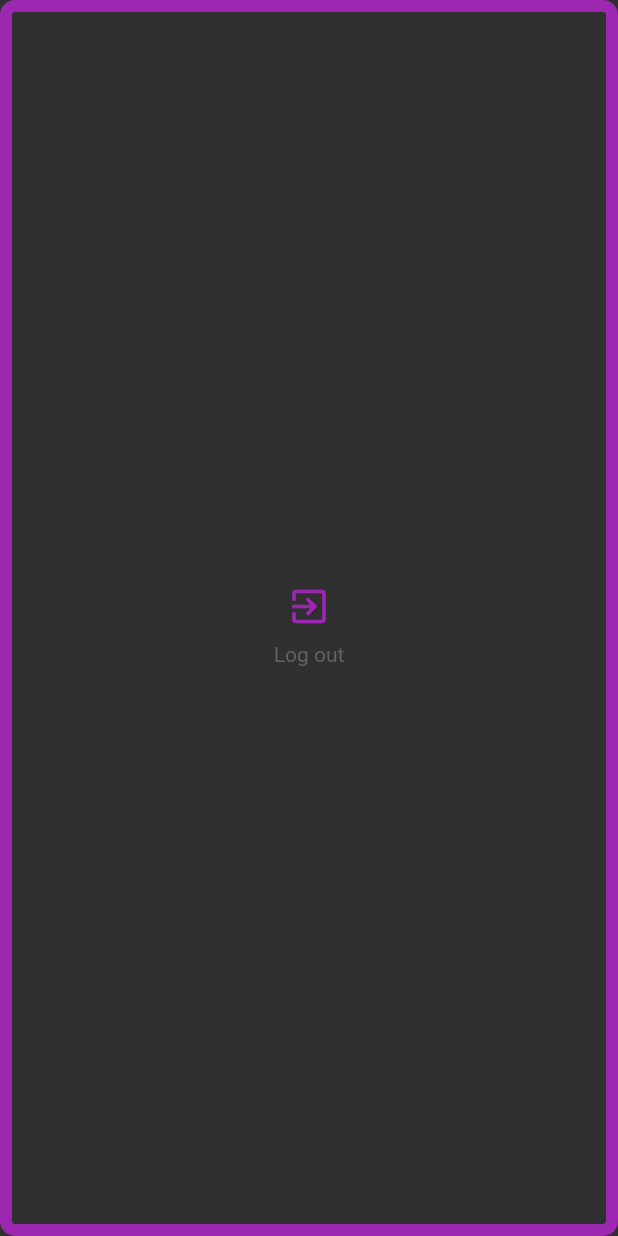
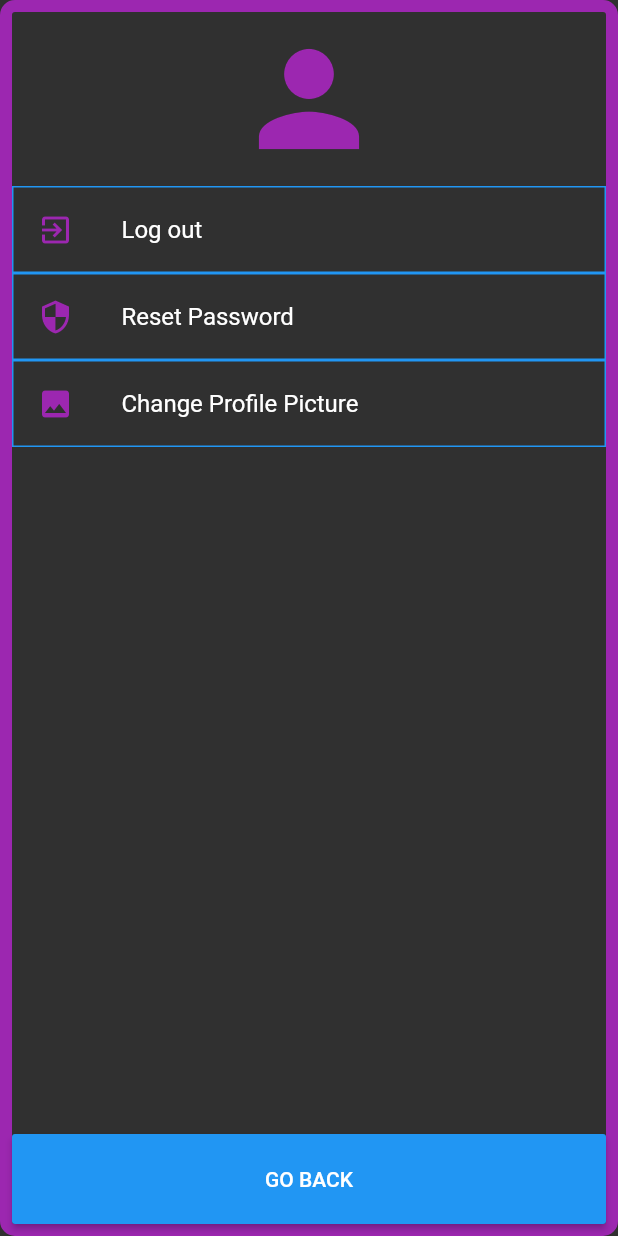
Before and after one commit to manthi4/AssassinGame, a Flutter app: the UserPage screen opened by its route, on a phone screen of 412 x 824 dp. Run offline on Flutter 3.47's test engine with Material 2 defaults, Android fonts, the phone set to English and light mode, and no system bars; our stand-ins replace animated_text_kit, cloud_firestore, cloud_functions, firebase_auth, firebase_storage, image_picker and 1 more; missing offline and left inert: cross_local_storage; accounts and stored records are empty.

```diff
--- a/assassin_game/lib/componants/PopUps.dart
+++ b/assassin_game/lib/componants/PopUps.dart
@@ -1,5 +1,6 @@
 import 'package:flutter/material.dart';
 import 'package:assassingame/user.dart';
+import 'package:assassingame/constants.dart';
 
 class PopUps {
   static CreateGame(
@@ -44,14 +45,14 @@ class addGamePopUp extends StatefulWidget {///TODO: if the user makes a mistake
 
 class _addGamePopUpState extends State<addGamePopUp> {
   String Userinput = "";
+  String errorText = null;
+  @override
 
-  @override
   Widget build(BuildContext context) {
     return AlertDialog(
-      shape: RoundedRectangleBorder(
-        borderRadius: BorderRadius.all(Radius.circular(20))
-      ),
+      shape: roundyBox,
       title: Text(widget.create ? "Create Game" : "Join Game"),
+
       content: TextField(
         onChanged: (value) {
           Userinput = value;
@@ -60,7 +61,9 @@ class _addGamePopUpState extends State<addGamePopUp> {
           hintText: widget.create ? 'New Game Name' : 'Game ID',
           contentPadding:
               EdgeInsets.symmetric(vertical: 10.0, horizontal: 20.0),
+          errorText: errorText,
         ),
+
       ),
       actions: <Widget>[
         RaisedButton(
@@ -74,8 +77,12 @@ class _addGamePopUpState extends State<addGamePopUp> {
                   if (Userinput != "") {
                     String id = await User.createNewGame(gameName: Userinput);
                     widget.updateGameID(id);
+                    Navigator.of(context).pop();
                   } else {
                     print("Cant be left blank");
+                    setState(() {
+                      errorText = "Can not be blank";
+                    });
                   }
                 }
               : () async {
@@ -83,11 +90,18 @@ class _addGamePopUpState extends State<addGamePopUp> {
                     String GameName = await User.joinGame(gameID: Userinput);
                     if (GameName != "") {
                       widget.updateGameID(Userinput);
+                      Navigator.of(context).pop();
                     } else {
                       print("Could not join");
+                      setState(() {
+                        errorText = "Could not join, check ID";
+                      });
                     }
                   } else {
                     print("Need to enter ID!");
+                    setState(() {
+                      errorText = "Need to enter ID!";
+                    });
                   }
                 },
         ),
--- a/assassin_game/lib/screens/UserPage.dart
+++ b/assassin_game/lib/screens/UserPage.dart
@@ -1,3 +1,6 @@
+import 'dart:io';
+
+import 'package:flutter/cupertino.dart';
 import 'package:flutter/material.dart';
 import 'package:assassingame/user.dart';
 import 'package:assassingame/constants.dart';
@@ -25,28 +28,109 @@ class _UserPageState extends State<UserPage> {
             mainAxisAlignment: MainAxisAlignment.center,
             crossAxisAlignment: CrossAxisAlignment.center,
             children: <Widget>[
-              Column(
-                children: <Widget>[
+              Expanded(
+                child: ListView(
+                  children: <Widget>[
+                    Padding(
+                      padding: const EdgeInsets.all(8.0),
+                      child: Icon(
+                        Icons.person,
+                        color: statusColor,
+                        size: 100,
+                      ),
+                    ),
+                    Container(
+                      decoration: BoxDecoration(
+                        border: Border.all(
+                          color: Colors.blue,
+                          width: 1,
+                        ),
+//                        borderRadius: BorderRadius.circular(10),
+                      ),
+                      child: ListTile(
+                        leading: Icon(
+                          Icons.exit_to_app,
+                          color: statusColor,
+                        ),
+                        title: Text("Log out"),
+                        onTap: () {
+                          _auth.signOut();
+                          Navigator.popUntil(
+                              context, ModalRoute.withName(WelcomePage.route));
+                        },
+                      ),
+                    ),
+                    Container(
+                      decoration: BoxDecoration(
+                        border: Border.all(
+                          color: Colors.blue,
+                          width: 1,
+                        ),
+//                        borderRadius: BorderRadius.circular(10),
+                      ),
+                      child: ListTile(
+                        leading: Icon(
+                          Icons.security,
+                          color: statusColor,
+                        ),
+                        title: Text("Reset Password"),
+                        onTap: () {},
+                      ),
+                    ),
+                    Container(
+                      decoration: BoxDecoration(
+                        border: Border.all(
+                          color: Colors.blue,
+                          width: 1,
+                        ),
+//                        borderRadius: BorderRadius.circular(10),
+                      ),
+                      child: ListTile(
+                        leading: Icon(
+                          Icons.photo,
+                          color: statusColor,
+                        ),
+                        title: Text("Change Profile Picture"),
+                        onTap: () {},
+                      ),
+                    ),
+                  ],
+                ),
+              ),
 
-                  IconButton(
-                      iconSize: 30,
-                      color: statusColor,
-                      icon: Icon(Icons.exit_to_app),
-                      tooltip: "Log out",
-                      onPressed: () {
-                        _auth.signOut();
-                        Navigator.popUntil(
-                            context,
-                            ModalRoute.withName(
-                                WelcomePage.route));
-                      }),
-                 Text(
-                    "Log out",
-                    style:
-                    TextStyle(color: Colors.grey[700]),
-                  )
-                ],
-              ),
+//              Column(
+//                children: <Widget>[
+//                  IconButton(
+//                    iconSize: 30,
+//                    color: statusColor,
+//                    icon: Icon(Icons.exit_to_app),
+//                    tooltip: "Log out",
+//                    onPressed: () {
+//                      _auth.signOut();
+//                      Navigator.popUntil(
+//                          context, ModalRoute.withName(WelcomePage.route));
+//                    },
+//                  ),
+//                  Text(
+//                    "Log out",
+//                    style: TextStyle(color: Colors.grey[700]),
+//                  )
+//                ],
+//              ),
+
+              RaisedButton(
+                child: SizedBox(
+                  width: double.maxFinite,
+                  height: 60.0,
+                  child: Center(
+                    child: Text("GO BACK"),
+                  ),
+                ),
+                color: Colors.blue,
+                onPressed: () {
+                  Navigator.pop(context);
+                },
+              )
             ],
           ),
         ),
```
